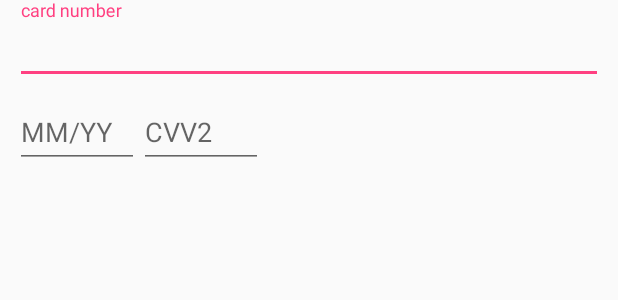
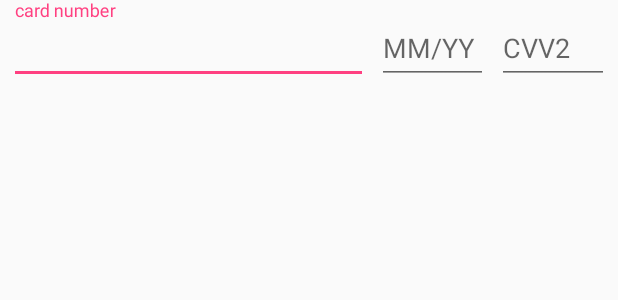
Before and after one commit to SupNacho/MoneyTransfer, an Android app: the layout new_card_view_holder.xml on its own in the app's theme, with its tools: preview values and no code run, on a phone screen of 412 x 824 dp. Shown: the top 300 px of the screen. Run offline under Robolectric (Android 15) with nearby library versions, the phone set to English and light mode, and no system bars.

Commit message:
small ui xml tweak

```diff
--- a/app/src/main/res/layout/new_card_view_holder.xml
+++ b/app/src/main/res/layout/new_card_view_holder.xml
@@ -5,12 +5,12 @@
     xmlns:app="http://schemas.android.com/apk/res-auto">
     <android.support.design.widget.TextInputLayout
         android:id="@+id/til_new_card_number"
-        app:layout_constraintWidth_percent="0.95"
+        app:layout_constraintWidth_percent="0.58"
         android:layout_width="0dp"
         android:layout_height="wrap_content"
         app:layout_constraintTop_toTopOf="parent"
         app:layout_constraintLeft_toLeftOf="parent"
-        app:layout_constraintRight_toRightOf="parent">
+        app:layout_constraintRight_toLeftOf="@id/til_exp_date">
         <android.support.design.widget.TextInputEditText
             android:id="@+id/et_card_number"
             android:layout_width="match_parent"
@@ -20,11 +20,12 @@
     </android.support.design.widget.TextInputLayout>
     <android.support.design.widget.TextInputLayout
         android:id="@+id/til_exp_date"
-        app:layout_constraintWidth_percent="0.20"
+        app:layout_constraintWidth_percent="0.18"
         android:layout_width="0dp"
         android:layout_height="wrap_content"
-        app:layout_constraintTop_toBottomOf="@id/til_new_card_number"
-        app:layout_constraintLeft_toLeftOf="@id/til_new_card_number">
+        app:layout_constraintTop_toTopOf="parent"
+        app:layout_constraintLeft_toRightOf="@id/til_new_card_number"
+        app:layout_constraintRight_toLeftOf="@id/til_cvv">
         <android.support.design.widget.TextInputEditText
             android:id="@+id/et_exp_date"
             android:layout_width="match_parent"
@@ -34,11 +35,12 @@
     </android.support.design.widget.TextInputLayout>
     <android.support.design.widget.TextInputLayout
         android:id="@+id/til_cvv"
-        app:layout_constraintWidth_percent="0.20"
+        app:layout_constraintWidth_percent="0.18"
         android:layout_width="0dp"
         android:layout_height="wrap_content"
-        app:layout_constraintTop_toBottomOf="@id/til_new_card_number"
-        app:layout_constraintLeft_toRightOf="@id/til_exp_date">
+        app:layout_constraintTop_toTopOf="parent"
+        app:layout_constraintLeft_toRightOf="@id/til_exp_date"
+        app:layout_constraintRight_toRightOf="parent">
         <android.support.design.widget.TextInputEditText
             android:id="@+id/et_cvv"
             android:layout_width="match_parent"
```
Also changed, not shown: app/src/main/res/layout/activity_main.xml (+12 -5 lines).
